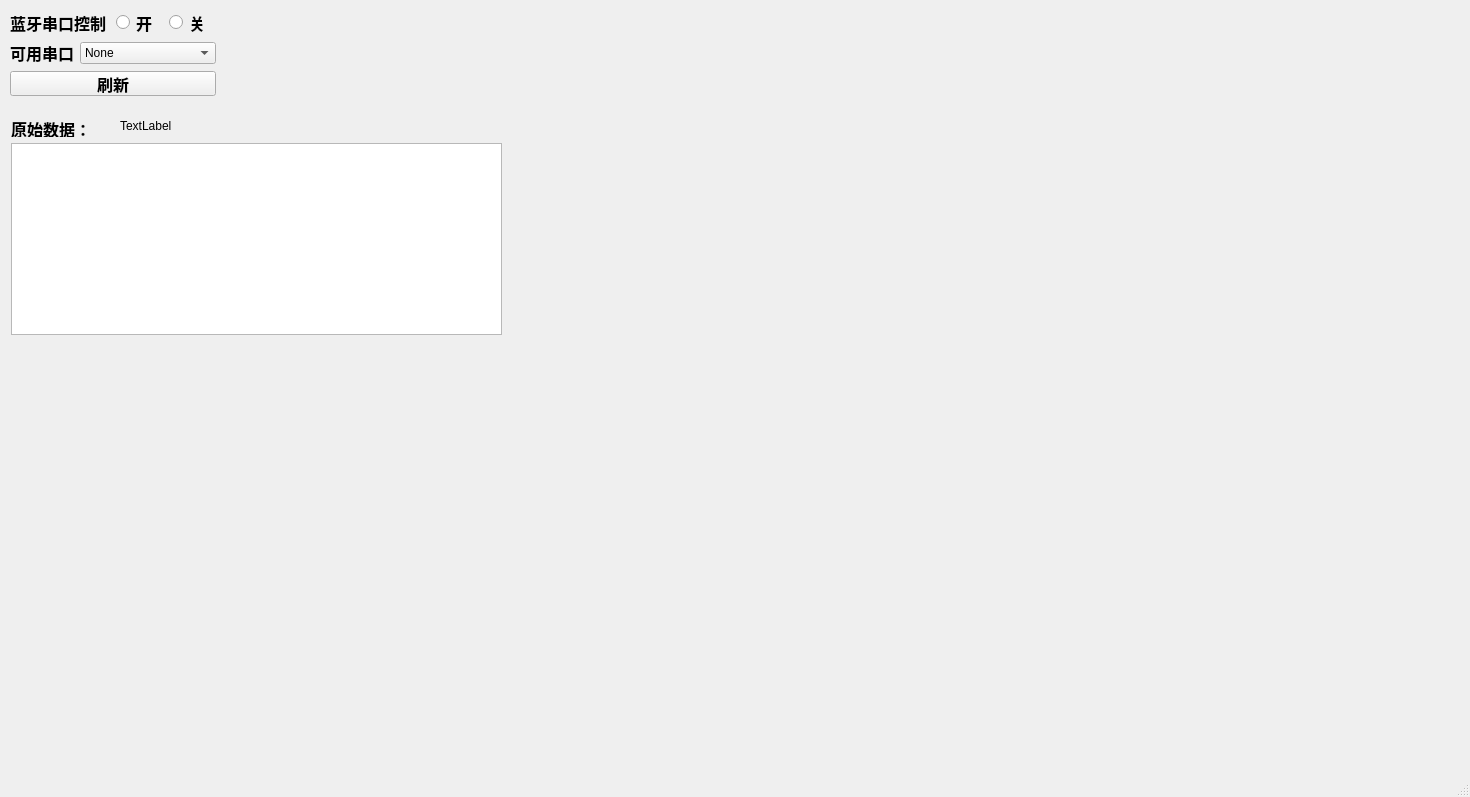
Before: the Qt Designer form BLUETOOTH/mainwindow.ui in Chamico/Bluetooth-for-HC05, drawn with Qt 5.
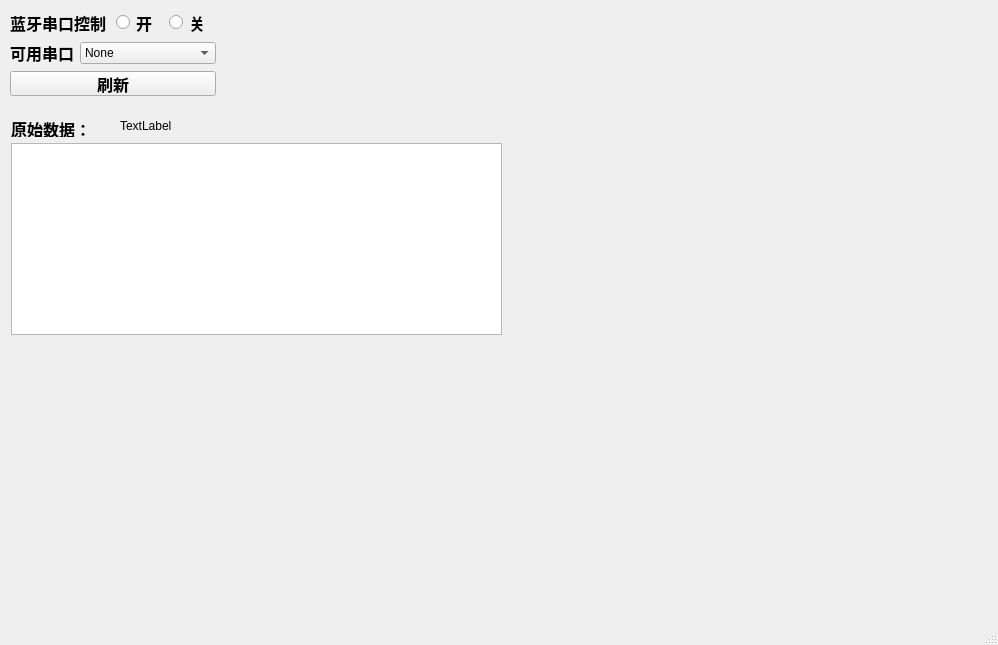
After: the same form once the commit is applied.

```diff
--- a/BLUETOOTH/mainwindow.ui
+++ b/BLUETOOTH/mainwindow.ui
@@ -6,8 +6,8 @@
    <rect>
     <x>0</x>
     <y>0</y>
-    <width>1470</width>
-    <height>797</height>
+    <width>998</width>
+    <height>645</height>
    </rect>
   </property>
   <property name="sizePolicy">
```
Left out of the diff: 2 changed lines with no effect on the pictures.
